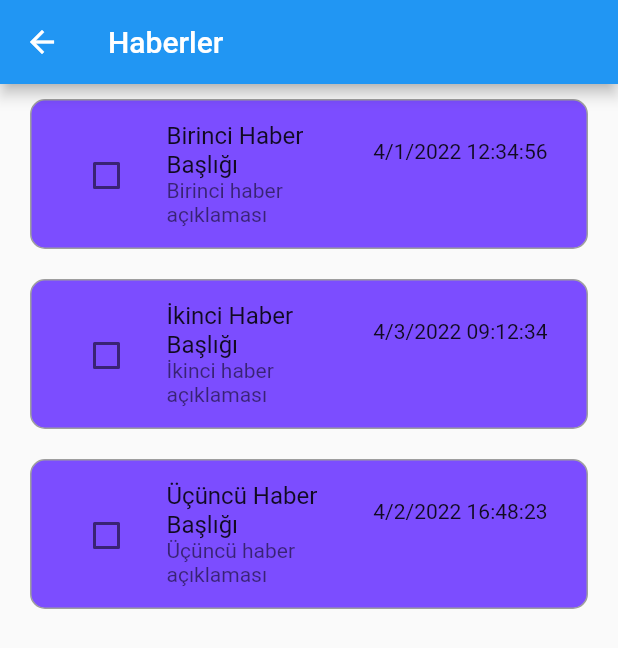
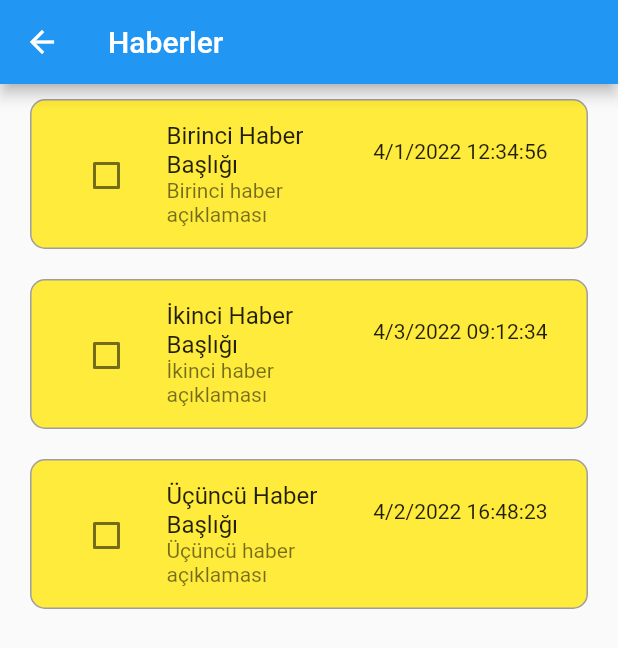
Before and after one commit to vuralkayracetintas/app_jam_f_40, a Flutter app: the NewsList screen opened directly, on a phone screen of 412 x 824 dp. Shown: the top 648 px of the screen. Run offline on Flutter 3.47's test engine with Material 2 defaults, Android fonts, the phone set to English and light mode, and no system bars; our stand-ins replace get.

Commit message:
checkbox controller

```diff
--- a/lib/pages/flutter/flutter_duyuru_page.dart
+++ b/lib/pages/flutter/flutter_duyuru_page.dart
@@ -1,4 +1,7 @@
 import 'package:flutter/material.dart';
+
+import 'package:get/instance_manager.dart';
+import 'package:get/state_manager.dart';
 import 'package:intl/intl.dart';
 
 class News {
@@ -17,7 +20,18 @@ class NewsList extends StatefulWidget {
   _NewsListState createState() => _NewsListState();
 }
 
+class CheckContoroller extends GetxController {
+  var checkbool = <bool>[].obs;
+  @override
+  void onInit() {
+    // İlk değerleri false olarak ayarla
+    checkbool.assignAll(List.filled(5, false));
+    super.onInit();
+  }
+}
+
 class _NewsListState extends State<NewsList> {
+  final CheckContoroller control = Get.put(CheckContoroller());
   final List<News> newsList = [
     News(
       title: 'Birinci Haber Başlığı',
@@ -35,7 +49,7 @@ class _NewsListState extends State<NewsList> {
       publishedAt: DateTime.parse('2022-04-02 16:48:23'),
     ),
   ];
-  final List<bool> _isSelectedList = List.generate(3, (index) => false);
+  List<bool> _isSelectedList = List.generate(3, (index) => false);
 
   @override
   Widget build(BuildContext context) {
@@ -52,21 +66,25 @@ class _NewsListState extends State<NewsList> {
                 const EdgeInsets.symmetric(vertical: 10.0, horizontal: 20.0),
             padding: const EdgeInsets.all(10.0),
             decoration: BoxDecoration(
-              color: _isSelectedList[index]
-                  ? Colors.yellow
-                  : Colors.deepPurpleAccent,
+              color: control.checkbool.value[index]
+                  ? Colors.deepPurpleAccent
+                  : Colors.yellow,
               borderRadius: BorderRadius.circular(10.0),
               border: Border.all(color: Colors.grey),
             ),
             child: ListTile(
               leading: Checkbox(
-                onChanged: (bool? value) {
-                  setState(() {
-                    _isSelectedList[index] = value ?? false;
-                  });
-                },
-                value: _isSelectedList[index],
-              ),
+                  onChanged: (bool? value) {
+                    setState(() {
+                      //
+                      control.checkbool[index] = value!;
+                      //_isSelectedList[index] = value ?? false;
+                    });
+                  },
+                  value: control.checkbool.value[index]
+
+                  //_isSelectedList[index],
+                  ),
               title: Text(news.title),
               subtitle: Text(news.description),
               trailing: Text(
--- a/pubspec.yaml
+++ b/pubspec.yaml
@@ -36,7 +36,7 @@ dependencies:
   # Use with the CupertinoIcons class for iOS style icons.
   cupertino_icons: ^1.0.2
   intl: ^0.18.0
-  shared_preferences: ^2.1.0
+  get: ^4.6.5
 
 dev_dependencies:
   flutter_test:
```
Also changed, not shown: pubspec.lock, 3 other files.
